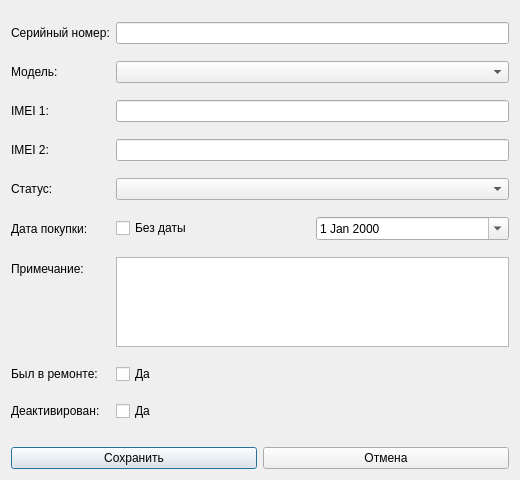
Old version of the form src/ui/dialogs/terminaleditform.ui in the repository Smurf72T/POC_Terminal_Tracker.
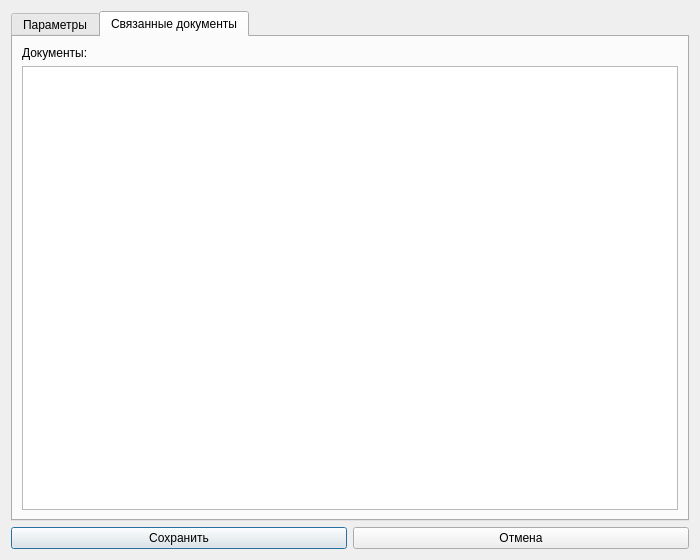
New version of the form. The open tabs and pages were chosen to show the change.

Commit message: feat: вкладка «Связанные документы» в карточке терминала

```diff
--- a/src/ui/dialogs/terminaleditform.ui
+++ b/src/ui/dialogs/terminaleditform.ui
@@ -6,8 +6,8 @@
             <rect>
                 <x>0</x>
                 <y>0</y>
-                <width>520</width>
-                <height>480</height>
+                <width>700</width>
+                <height>560</height>
             </rect>
         </property>
         <property name="windowTitle">
@@ -15,6 +15,16 @@
         </property>
         <layout class="QVBoxLayout" name="verticalLayout">
             <item>
+                <widget class="QTabWidget" name="tabWidget">
+                    <property name="currentIndex">
+                        <number>0</number>
+                    </property>
+                    <widget class="QWidget" name="tabParameters">
+                        <attribute name="title">
+                            <string>Параметры</string>
+                        </attribute>
+                        <layout class="QVBoxLayout" name="verticalLayoutParameters">
+                            <item>
                 <layout class="QFormLayout" name="formLayout">
                     <item row="0" column="0">
                         <widget class="QLabel" name="labelSerial">
@@ -137,6 +147,40 @@
                         </widget>
                     </item>
                 </layout>
+                            </item>
+                        </layout>
+                    </widget>
+                    <widget class="QWidget" name="tabDocuments">
+                        <attribute name="title">
+                            <string>Связанные документы</string>
+                        </attribute>
+                        <layout class="QVBoxLayout" name="verticalLayoutDocuments">
+                            <item>
+                                <widget class="QLabel" name="lblDocsCount">
+                                    <property name="text">
+                                        <string>Документы:</string>
+                                    </property>
+                                </widget>
+                            </item>
+                            <item>
+                                <widget class="QTableView" name="tableViewDocuments">
+                                    <property name="alternatingRowColors">
+                                        <bool>true</bool>
+                                    </property>
+                                    <property name="selectionBehavior">
+                                        <enum>QAbstractItemView::SelectRows</enum>
+                                    </property>
+                                    <property name="editTriggers">
+                                        <set>QAbstractItemView::NoEditTriggers</set>
+                                    </property>
+                                    <property name="sortingEnabled">
+                                        <bool>true</bool>
+                                    </property>
+                                </widget>
+                            </item>
+                        </layout>
+                    </widget>
+                </widget>
             </item>
             <item>
                 <layout class="QHBoxLayout" name="horizontalLayout">
```
Lines whose indentation alone changed are shown as unchanged. The commit also changes 2 other files.
